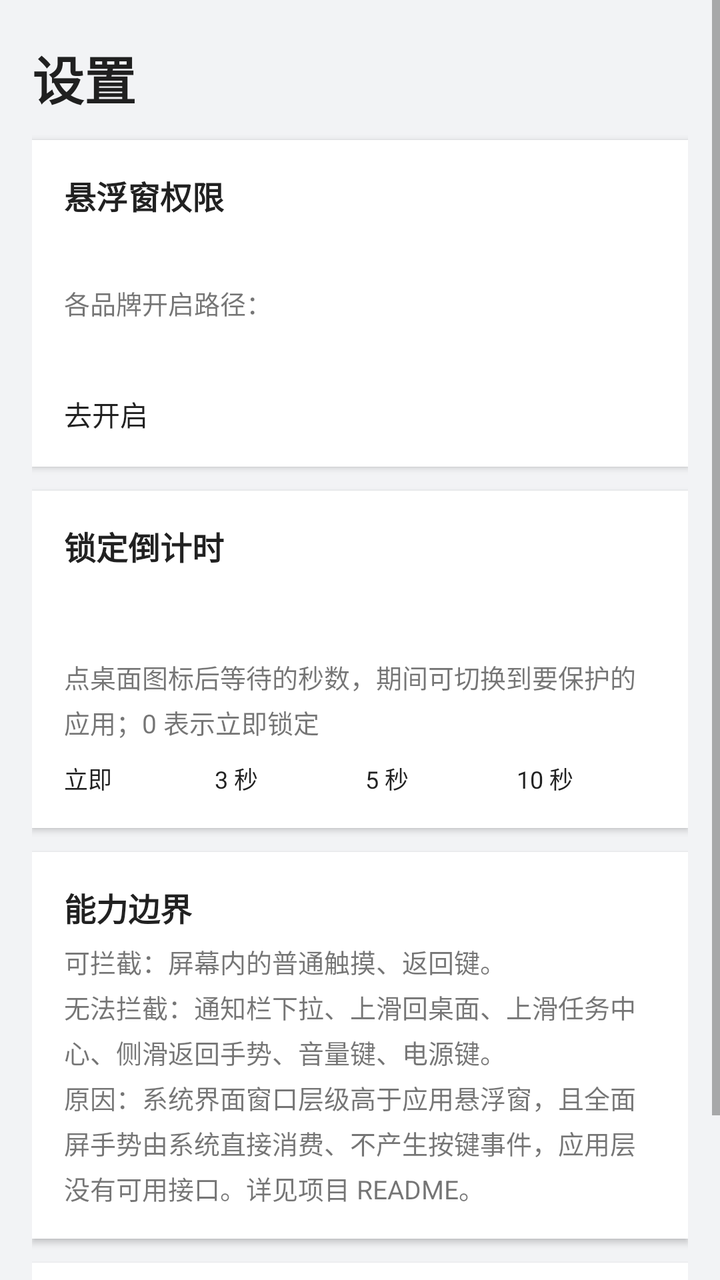
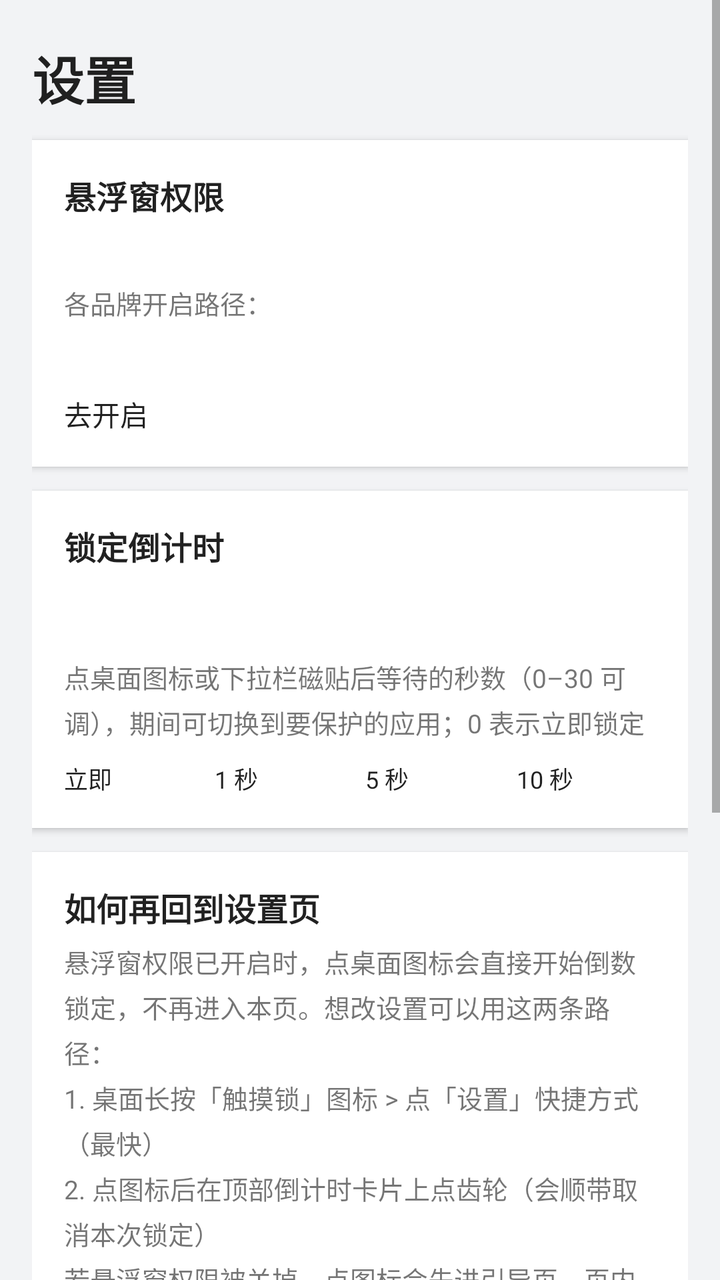

Compare the two renders of this Android layout. The source of the first and the diff that turns it into the second are given below.
<!-- AndroidManifest.xml: application theme Theme.TouchLock -->
<!-- res/layout/activity_settings.xml -->
<?xml version="1.0" encoding="utf-8"?>
<ScrollView xmlns:android="http://schemas.android.com/apk/res/android"
    android:layout_width="match_parent"
    android:layout_height="match_parent"
    android:background="@color/settings_page_bg"
    android:fillViewport="true">

    <LinearLayout
        android:layout_width="match_parent"
        android:layout_height="wrap_content"
        android:orientation="vertical"
        android:paddingStart="16dp"
        android:paddingTop="20dp"
        android:paddingEnd="16dp"
        android:paddingBottom="24dp">

        <TextView
            android:layout_width="wrap_content"
            android:layout_height="wrap_content"
            android:text="@string/settings_title"
            android:textColor="@color/settings_text_primary"
            android:textSize="26sp"
            android:textStyle="bold" />

        
        <LinearLayout style="@style/SettingsCard">

            <TextView
                style="@style/SettingsCardTitle"
                android:text="@string/settings_overlay_title" />

            <TextView
                android:id="@+id/overlayStatusText"
                style="@style/SettingsCardBody"
                android:textColor="@color/settings_text_primary"
                android:textSize="15sp"
                android:textStyle="bold" />

            <TextView
                style="@style/SettingsCardBody"
                android:text="@string/settings_overlay_paths_title" />

            <TextView
                android:id="@+id/overlayPathsText"
                style="@style/SettingsCardBody" />

            <Button
                android:id="@+id/overlayGoButton"
                android:layout_width="match_parent"
                android:layout_height="wrap_content"
                android:layout_marginTop="12dp"
                android:text="@string/settings_overlay_go" />

        </LinearLayout>

        
        <LinearLayout style="@style/SettingsCard">

            <TextView
                style="@style/SettingsCardTitle"
                android:text="@string/settings_delay_title" />

            <TextView
                android:id="@+id/delayValueText"
                style="@style/SettingsCardBody"
                android:textColor="@color/settings_text_primary"
                android:textSize="18sp"
                android:textStyle="bold" />

            <SeekBar
                android:id="@+id/delaySeekBar"
                android:layout_width="match_parent"
                android:layout_height="wrap_content"
                android:layout_marginTop="8dp"
                android:max="60" />

            <TextView
                style="@style/SettingsCardBody"
                android:text="@string/settings_delay_hint" />

            <LinearLayout
                android:layout_width="match_parent"
                android:layout_height="wrap_content"
                android:layout_marginTop="10dp"
                android:orientation="horizontal">

                <Button
                    android:id="@+id/delayNowButton"
                    android:layout_width="0dp"
                    android:layout_height="wrap_content"
                    android:layout_weight="1"
                    android:minWidth="0dp"
                    android:text="@string/settings_delay_now"
                    android:textSize="12sp" />

                <Button
                    android:id="@+id/delay3Button"
                    android:layout_width="0dp"
                    android:layout_height="wrap_content"
                    android:layout_marginStart="6dp"
                    android:layout_weight="1"
                    android:minWidth="0dp"
                    android:text="@string/settings_delay_3"
                    android:textSize="12sp" />

                <Button
                    android:id="@+id/delay5Button"
                    android:layout_width="0dp"
                    android:layout_height="wrap_content"
                    android:layout_marginStart="6dp"
                    android:layout_weight="1"
                    android:minWidth="0dp"
                    android:text="@string/settings_delay_5"
                    android:textSize="12sp" />

                <Button
                    android:id="@+id/delay10Button"
                    android:layout_width="0dp"
                    android:layout_height="wrap_content"
                    android:layout_marginStart="6dp"
                    android:layout_weight="1"
                    android:minWidth="0dp"
                    android:text="@string/settings_delay_10"
                    android:textSize="12sp" />

            </LinearLayout>

        </LinearLayout>

        
        <LinearLayout
            android:id="@+id/notifyCard"
            style="@style/SettingsCard"
            android:visibility="gone">

            <TextView
                style="@style/SettingsCardTitle"
                android:text="@string/settings_notify_title" />

            <TextView
                android:id="@+id/notifyStatusText"
                style="@style/SettingsCardBody"
                android:textColor="@color/settings_text_primary"
                android:textSize="15sp"
                android:textStyle="bold" />

            <TextView
                style="@style/SettingsCardBody"
                android:text="@string/settings_notify_hint" />

            <Button
                android:id="@+id/notifyGoButton"
                android:layout_width="match_parent"
                android:layout_height="wrap_content"
                android:layout_marginTop="12dp"
                android:text="@string/settings_notify_go" />

        </LinearLayout>

        
        <LinearLayout style="@style/SettingsCard">

            <TextView
                style="@style/SettingsCardTitle"
                android:text="@string/settings_limit_title" />

            <TextView
                style="@style/SettingsCardBody"
                android:text="@string/settings_limit_body" />

        </LinearLayout>

        
        <LinearLayout style="@style/SettingsCard">

            <TextView
                style="@style/SettingsCardTitle"
                android:text="@string/settings_about_title" />

            <TextView
                android:id="@+id/aboutVersionText"
                style="@style/SettingsCardBody" />

        </LinearLayout>

    </LinearLayout>

</ScrollView>
<!-- resources referenced by this layout -->
<resources>
  <color name="settings_page_bg">#FFF2F3F5</color>
  <color name="settings_text_primary">#DE000000</color>
  <string name="settings_about_title">关于</string>
  <string name="settings_delay_10">10 秒</string>
  <string name="settings_delay_3">3 秒</string>
  <string name="settings_delay_5">5 秒</string>
  <string name="settings_delay_hint">点桌面图标后等待的秒数，期间可切换到要保护的应用；0 表示立即锁定</string>
  <string name="settings_delay_now">立即</string>
  <string name="settings_delay_title">锁定倒计时</string>
  <string name="settings_limit_body">可拦截：屏幕内的普通触摸、返回键。\n无法拦截：通知栏下拉、上滑回桌面、上滑任务中心、侧滑返回手势、音量键、电源键。\n原因：系统界面窗口层级高于应用悬浮窗，且全面屏手势由系统直接消费、不产生按键事件，应用层没有可用接口。详见项目 README。</string>
  <string name="settings_limit_title">能力边界</string>
  <string name="settings_notify_go">去授权</string>
  <string name="settings_notify_hint">授权后通知栏常驻一条通知，点它就能直接解锁（倒计时阶段为取消），作为滑动条之外的备用出口；未授权时前台服务照常运行，只是通知不展示</string>
  <string name="settings_notify_title">通知权限</string>
  <string name="settings_overlay_go">去开启</string>
  <string name="settings_overlay_paths_title">各品牌开启路径：</string>
  <string name="settings_overlay_title">悬浮窗权限</string>
  <string name="settings_title">设置</string>
  <style name="SettingsCard">
          <item name="android:layout_width">match_parent</item>
          <item name="android:layout_height">wrap_content</item>
          <item name="android:orientation">vertical</item>
          <item name="android:background">@color/settings_card_bg</item>
          <item name="android:elevation">2dp</item>
          <item name="android:padding">16dp</item>
          <item name="android:layout_marginTop">12dp</item>
      </style>
  <style name="SettingsCardBody">
          <item name="android:layout_width">match_parent</item>
          <item name="android:layout_height">wrap_content</item>
          <item name="android:layout_marginTop">6dp</item>
          <item name="android:lineSpacingExtra">4dp</item>
          <item name="android:textColor">@color/settings_text_secondary</item>
          <item name="android:textSize">13sp</item>
      </style>
  <style name="SettingsCardTitle">
          <item name="android:layout_width">wrap_content</item>
          <item name="android:layout_height">wrap_content</item>
          <item name="android:textColor">@color/settings_text_primary</item>
          <item name="android:textSize">16sp</item>
          <item name="android:textStyle">bold</item>
      </style>
  <style name="Theme.TouchLock" parent="@android:style/Theme.Material.Light.NoActionBar" />
  <color name="settings_card_bg">#FFFFFFFF</color>
  <color name="settings_text_secondary">#8A000000</color>
</resources>

<!-- the commit's change to res/layout/activity_settings.xml (unified diff, before → after) -->
@@ -72,7 +72,7 @@
                 android:layout_width="match_parent"
                 android:layout_height="wrap_content"
                 android:layout_marginTop="8dp"
-                android:max="60" />
+                android:max="30" />
 
             <TextView
                 style="@style/SettingsCardBody"
@@ -94,13 +94,13 @@
                     android:textSize="12sp" />
 
                 <Button
-                    android:id="@+id/delay3Button"
+                    android:id="@+id/delay1Button"
                     android:layout_width="0dp"
                     android:layout_height="wrap_content"
                     android:layout_marginStart="6dp"
                     android:layout_weight="1"
                     android:minWidth="0dp"
-                    android:text="@string/settings_delay_3"
+                    android:text="@string/settings_delay_1"
                     android:textSize="12sp" />
 
                 <Button
@@ -124,6 +124,19 @@
                     android:textSize="12sp" />
 
             </LinearLayout>
+
+        </LinearLayout>
+
+        
+        <LinearLayout style="@style/SettingsCard">
+
+            <TextView
+                style="@style/SettingsCardTitle"
+                android:text="@string/settings_reenter_title" />
+
+            <TextView
+                style="@style/SettingsCardBody"
+                android:text="@string/settings_reenter_body" />
 
         </LinearLayout>
 
<!-- resource entries referenced after the edit -->
@@ -3,10 +3,10 @@
   <color name="settings_page_bg">#FFF2F3F5</color>
   <color name="settings_text_primary">#DE000000</color>
   <string name="settings_about_title">关于</string>
+  <string name="settings_delay_1">1 秒</string>
   <string name="settings_delay_10">10 秒</string>
-  <string name="settings_delay_3">3 秒</string>
   <string name="settings_delay_5">5 秒</string>
-  <string name="settings_delay_hint">点桌面图标后等待的秒数，期间可切换到要保护的应用；0 表示立即锁定</string>
+  <string name="settings_delay_hint">点桌面图标或下拉栏磁贴后等待的秒数（0–30 可调），期间可切换到要保护的应用；0 表示立即锁定</string>
   <string name="settings_delay_now">立即</string>
   <string name="settings_delay_title">锁定倒计时</string>
   <string name="settings_limit_body">可拦截：屏幕内的普通触摸、返回键。\n无法拦截：通知栏下拉、上滑回桌面、上滑任务中心、侧滑返回手势、音量键、电源键。\n原因：系统界面窗口层级高于应用悬浮窗，且全面屏手势由系统直接消费、不产生按键事件，应用层没有可用接口。详见项目 README。</string>
@@ -17,6 +17,8 @@
   <string name="settings_overlay_go">去开启</string>
   <string name="settings_overlay_paths_title">各品牌开启路径：</string>
   <string name="settings_overlay_title">悬浮窗权限</string>
+  <string name="settings_reenter_body">悬浮窗权限已开启时，点桌面图标会直接开始倒数锁定，不再进入本页。想改设置可以用这两条路径：\n1. 桌面长按「触摸锁」图标 &gt; 点「设置」快捷方式（最快）\n2. 点图标后在顶部倒计时卡片上点齿轮（会顺带取消本次锁定）\n若悬浮窗权限被关掉，点图标会先进引导页，页内同样有「设置」按钮。</string>
+  <string name="settings_reenter_title">如何再回到设置页</string>
   <string name="settings_title">设置</string>
   <style name="SettingsCard">
           <item name="android:layout_width">match_parent</item>
